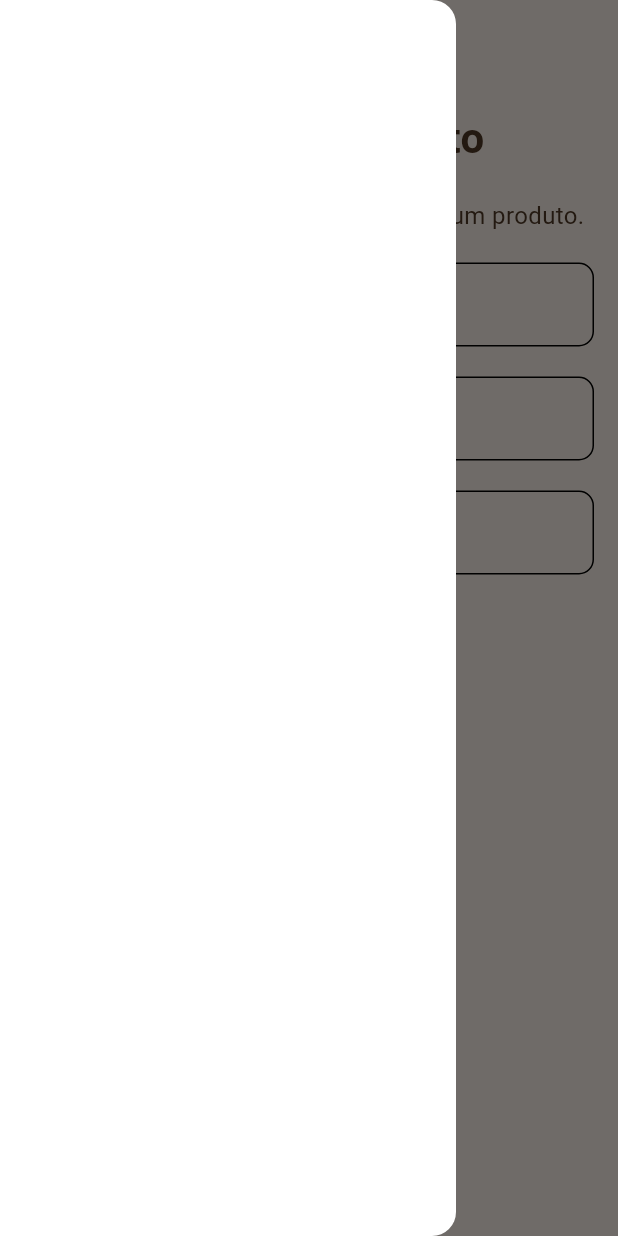
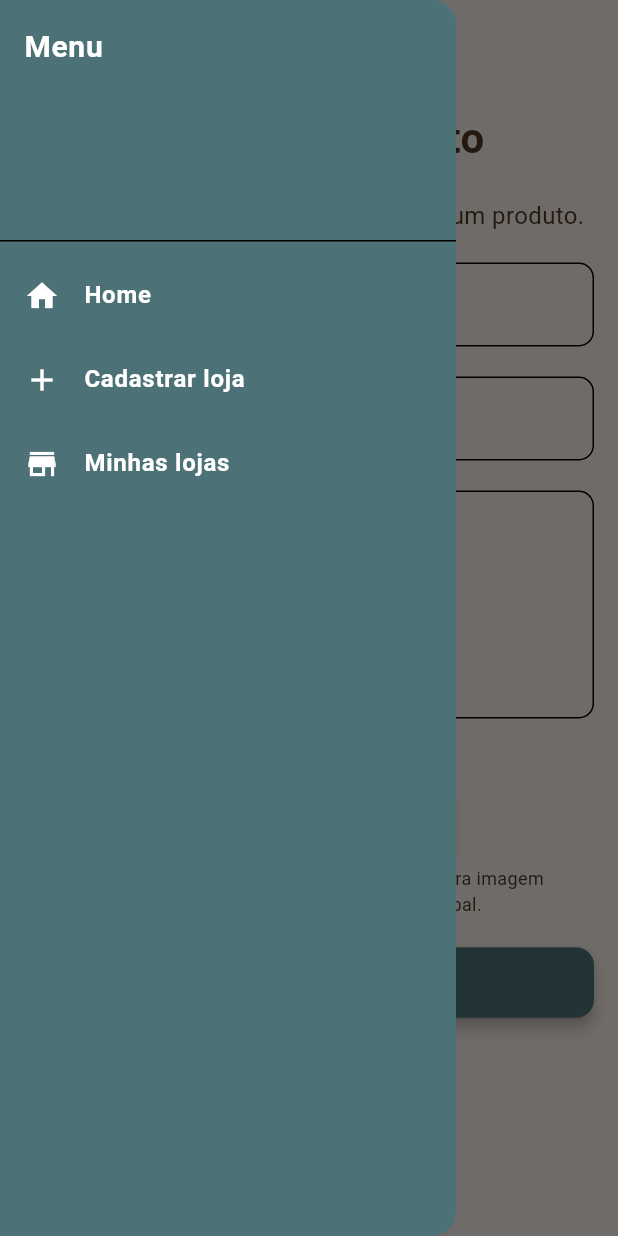
Before and after one commit to joaonevescampos/rede-confeitarias, a Flutter app: the ProductRegister screen opened directly, with the side drawer open, on a phone screen of 412 x 824 dp. Run offline on Flutter 3.47's test engine with Material 3 defaults, Android fonts, the phone set to English and light mode, and no system bars; our stand-ins replace flutter_map, image_picker, latlong2.

Commit message:
criação do product-register e do menu

```diff
--- a/lib/core/theme/app_theme.dart
+++ b/lib/core/theme/app_theme.dart
@@ -5,8 +5,8 @@ class AppTheme {
   static ThemeData get lightTheme {
     return ThemeData(
       colorScheme: ColorScheme.light(
-        primary: AppColors.primary,
-        secondary: AppColors.secondary,
+        primary: AppColors.secondary,
+        secondary: AppColors.primary,
       ),
       scaffoldBackgroundColor: AppColors.primary,
       appBarTheme: const AppBarTheme(
--- /dev/null
+++ b/lib/presentation/components/add_image.dart
@@ -0,0 +1,53 @@
+import 'dart:io';
+import 'package:flutter/material.dart';
+import 'package:image_picker/image_picker.dart';
+import 'package:rede_confeitarias/core/theme/constants/app_colors.dart';
+
+class MultiImagePickerWidget extends StatefulWidget {
+  final void Function(List<File>) onImagesSelected;
+
+  const MultiImagePickerWidget({super.key, required this.onImagesSelected});
+
+  @override
+  State<MultiImagePickerWidget> createState() => _MultiImagePickerWidgetState();
+}
+
+class _MultiImagePickerWidgetState extends State<MultiImagePickerWidget> {
+  final List<File> _images = [];
+  final ImagePicker _picker = ImagePicker();
+
+  Future<void> _pickImages() async {
+    final pickedFiles = await _picker.pickMultiImage();
+
+    if (pickedFiles.isNotEmpty) {
+      final limitedFiles = pickedFiles.take(5).map((e) => File(e.path)).toList();
+      setState(() {
+        _images.clear();
+        _images.addAll(limitedFiles);
+      });
+      widget.onImagesSelected(_images);
+    }
+  }
+
+  @override
+  Widget build(BuildContext context) {
+    return Column(
+      children: [
+        Wrap(
+          spacing: 8,
+          runSpacing: 8,
+          children: _images
+              .map((image) => Image.file(image, height: 100, width: 100, fit: BoxFit.cover))
+              .toList(),
+        ),
+        const SizedBox(height: 20),
+        ElevatedButton(
+          onPressed: _pickImages,
+          child: const Text('Selecionar imagens'),
+        ),
+        const SizedBox(height: 10),
+        Center(child: Text('Você pode selecionar até 5 imagens. A primeira imagem selecionada será usada como a principal.', textAlign: TextAlign.center, style: TextStyle(color: AppColors.secondary, fontSize: 12,)))
+      ],
+    );
+  }
+}
--- /dev/null
+++ b/lib/presentation/components/custom_drawer.dart
@@ -0,0 +1,53 @@
+import 'package:flutter/material.dart';
+import 'package:rede_confeitarias/core/theme/constants/app_colors.dart';
+
+class CustomDrawer extends StatelessWidget {
+  @override
+  Widget build(BuildContext context) {
+    return Drawer(
+      backgroundColor: AppColors.quarternary,
+      child: ListView(
+        padding: EdgeInsets.zero, // Remove o padding padrão
+        children: <Widget>[
+          // Cabeçalho do Drawer
+          DrawerHeader(
+            decoration: BoxDecoration(
+              color: AppColors.quarternary,
+            ),
+            child: Text(
+              'Menu',
+              style: TextStyle(
+                color: Colors.white,
+                fontSize: 20,
+                fontWeight: FontWeight.bold,
+              ),
+            ),
+          ),
+
+          // Itens do menu (links de navegação)
+          ListTile(
+            leading: Icon(Icons.home, color: Colors.white,),
+            title: Text('Home', style: TextStyle(color: Colors.white, fontWeight: FontWeight.bold)),
+            onTap: () {
+              Navigator.pushReplacementNamed(context, '/'); // Define a rota de navegação
+            },
+          ),
+          ListTile(
+            leading: Icon(Icons.add, color: Colors.white,),
+            title: Text('Cadastrar loja', style: TextStyle(color: Colors.white, fontWeight: FontWeight.bold)),
+            onTap: () {
+              Navigator.pushReplacementNamed(context, '/store-register');
+            },
+          ),
+          ListTile(
+            leading: Icon(Icons.store, color: Colors.white,),
+            title: Text('Minhas lojas', style: TextStyle(color: Colors.white, fontWeight: FontWeight.bold)),
+            onTap: () {
+              Navigator.pushReplacementNamed(context, '/stores-details');
+            },
+          ),
+        ],
+      ),
+    );
+  }
+}
--- a/lib/presentation/components/custom_input.dart
+++ b/lib/presentation/components/custom_input.dart
@@ -5,6 +5,7 @@ class CustomInput extends StatelessWidget {
   final String label;
   final TextInputType keyboardType;
   final double? width;
+  final int? maxLines;
   final TextEditingController controller;
   final String? Function(String?)? validator;
 
@@ -13,6 +14,7 @@ class CustomInput extends StatelessWidget {
     required this.label,
     required this.keyboardType,
     this.width,
+    this.maxLines,
     required this.controller,
     this.validator,
   });
@@ -21,7 +23,9 @@ class CustomInput extends StatelessWidget {
   Widget build(BuildContext context) {
     return SizedBox(
       width: width ?? double.infinity, // ocupa toda a largura se não passar width
+       // ocupa toda a largura se não passar width
       child: TextFormField(
+        maxLines: maxLines ?? 1,
         controller: controller,
         keyboardType: keyboardType,
         decoration: InputDecoration(
--- a/lib/presentation/pages/home_page.dart
+++ b/lib/presentation/pages/home_page.dart
@@ -1,5 +1,6 @@
 import 'package:flutter/material.dart';
 import 'package:rede_confeitarias/core/theme/constants/app_colors.dart';
+import 'package:rede_confeitarias/presentation/components/custom_drawer.dart';
 
 class HomePage extends StatelessWidget {
   const HomePage({super.key});
@@ -14,7 +15,7 @@ class HomePage extends StatelessWidget {
           ),
           ),
       ),
-      drawer: Drawer(),
+      drawer: CustomDrawer(),
 
       body: Center(
         child: ListView(
--- a/lib/presentation/pages/product_register.dart
+++ b/lib/presentation/pages/product_register.dart
@@ -1,7 +1,10 @@
+import 'dart:io';
+
 import 'package:flutter/material.dart';
 import 'package:rede_confeitarias/core/theme/constants/app_colors.dart';
+import 'package:rede_confeitarias/presentation/components/add_image.dart';
+import 'package:rede_confeitarias/presentation/components/custom_drawer.dart';
 import 'package:rede_confeitarias/presentation/components/custom_input.dart';
-
 class ProductRegister extends StatefulWidget {
   const ProductRegister({super.key});
 
@@ -10,11 +13,18 @@ class ProductRegister extends StatefulWidget {
 }
 
 class _ProductRegisterState extends State<ProductRegister> {
-   final _formKey = GlobalKey<FormState>();
-  final nameController = TextEditingController();
+  final _formKey = GlobalKey<FormState>();
+  final productNameController = TextEditingController();
   final priceController = TextEditingController();
   final descriptionController = TextEditingController();
-  final imageController = TextEditingController();
+
+  List<File> selectedImages = [];
+
+  void _handleImagesSelected(List<File> images) {
+    setState(() {
+      selectedImages = images;
+    });
+  }
 
   @override
   Widget build(BuildContext context) {
@@ -27,7 +37,7 @@ class _ProductRegisterState extends State<ProductRegister> {
           ),
           ),
       ),
-      drawer: Drawer(),
+      drawer: CustomDrawer(),
       body: ListView(
         padding: EdgeInsets.all(16),
         children: [
@@ -63,7 +73,7 @@ class _ProductRegisterState extends State<ProductRegister> {
                 CustomInput(
                   label: 'Nome do produto',
                   keyboardType: TextInputType.text,
-                  controller: nameController,
+                  controller: productNameController,
                 ),
                 const SizedBox(height: 20,),
                 CustomInput(
@@ -75,12 +85,53 @@ class _ProductRegisterState extends State<ProductRegister> {
                 CustomInput(
                   label: 'Descrição',
                   keyboardType: TextInputType.text,
+                  maxLines: 5,
                   controller: descriptionController,
                 ),
                 const SizedBox(height: 20,),
+                 MultiImagePickerWidget(onImagesSelected: _handleImagesSelected),
+                  // Text('Total: ${selectedImages.length} imagem(ns) selecionada(s)'),
+                  // if (selectedImage != null)
+                  //   print('Imagem selecionada: ${selectedImage!.path}'),
               ],
             )
-          )
+          ),
+          const SizedBox(height: 20,),
+           ElevatedButton(
+            onPressed: () async {
+              // Verifica se o formulário é válido (todos os campos obrigatórios preenchidos)
+              if (_formKey.currentState!.validate()) {
+                final productName = productNameController.text;
+                final price = priceController.text;
+                final description = descriptionController.text;
+                final images = selectedImages;
+
+                // Aqui você pode continuar com o envio, salvar no banco de dados ou o que quiser
+                print('Nome: $productName');
+                print('Telefone: $price');
+                print('CEP: $description');
+                print('Cidade: $images');
+
+                // Exemplo de feedback visual
+                ScaffoldMessenger.of(context).showSnackBar(
+                  const SnackBar(content: Text('Cadastro realizado com sucesso!',
+                  style: TextStyle(color: Colors.white),), backgroundColor: Colors.green),
+                );
+
+                Navigator.pushNamed(context, '/store-details');
+
+              } else {
+                // Caso algum campo obrigatório esteja vazio
+                ScaffoldMessenger.of(context).showSnackBar(
+                  const SnackBar(
+                    content: Text('Por favor, preencha todos os campos obrigatórios.',
+                    style: TextStyle(color: Colors.white),),
+                    backgroundColor: Colors.red),
+                );
+              }
+            },
+            child: const Text('Cadastrar'),
+          ),
         ],
       ),
     );
--- a/lib/presentation/pages/store_detail.dart
+++ b/lib/presentation/pages/store_detail.dart
@@ -2,7 +2,7 @@ import 'package:flutter/material.dart';
 import 'package:latlong2/latlong.dart';
 import 'package:rede_confeitarias/core/theme/constants/app_colors.dart';
 import 'package:rede_confeitarias/presentation/components/add_button.dart';
-import 'package:rede_confeitarias/presentation/components/map.dart';
+import 'package:rede_confeitarias/presentation/components/custom_drawer.dart';
 import 'package:rede_confeitarias/presentation/pages/product_register.dart';
 
 class StoreDetail extends StatefulWidget {
@@ -27,7 +27,7 @@ class _StoreDetailState extends State<StoreDetail> {
           ),
           ),
       ),
-      drawer: Drawer(),
+      drawer: CustomDrawer(),
       body: ListView(
         padding: EdgeInsets.all(16),
         children: [
--- a/pubspec.yaml
+++ b/pubspec.yaml
@@ -33,7 +33,7 @@ dependencies:
   http: ^1.3.0
   flutter_map: ^6.2.1
   latlong2: ^0.9.0
-
+  image_picker: ^1.0.7
 
   # The following adds the Cupertino Icons font to your application.
   # Use with the CupertinoIcons class for iOS style icons.
@@ -49,6 +49,7 @@ dev_dependencies:
   # package. See that file for information about deactivating specific lint
   # rules and activating additional ones.
   flutter_lints: ^5.0.0
+
 
 # For information on the generic Dart part of this file, see the
 # following page: https://dart.dev/tools/pub/pubspec
```
Also changed, not shown: lib/presentation/pages/store_register.dart (+13 -12 lines), lib/presentation/pages/stores_details.dart (+3 -11 lines), lib/presentation/routes/app_router.dart (+34 -2 lines), pubspec.lock, 9 other files.
